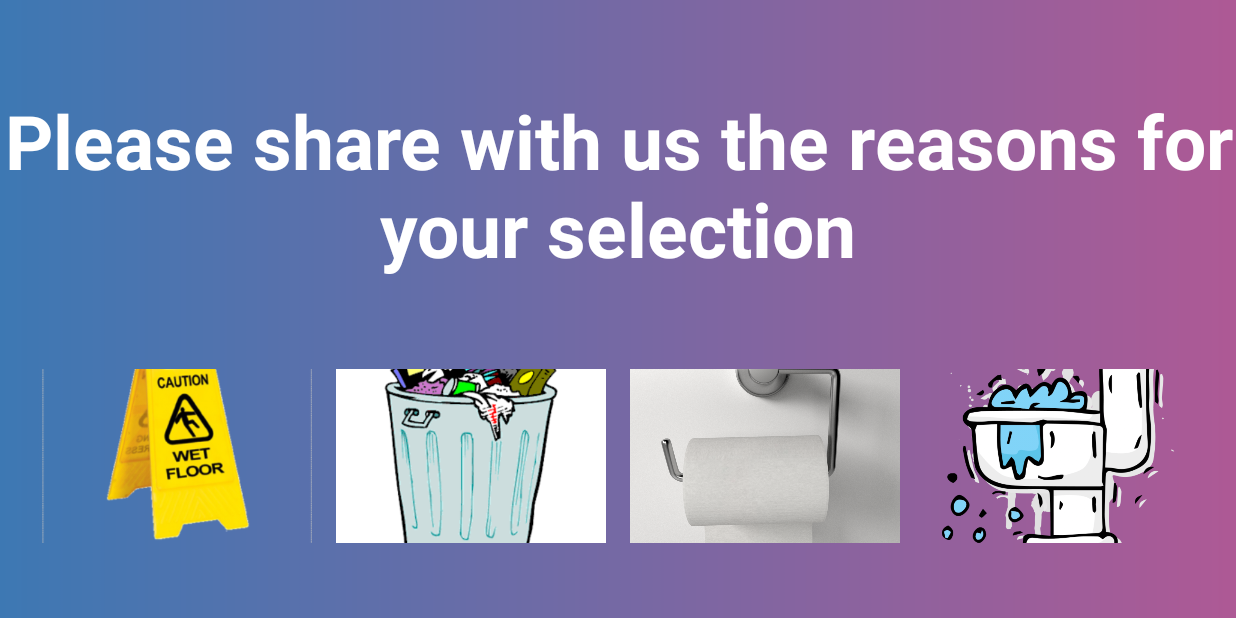
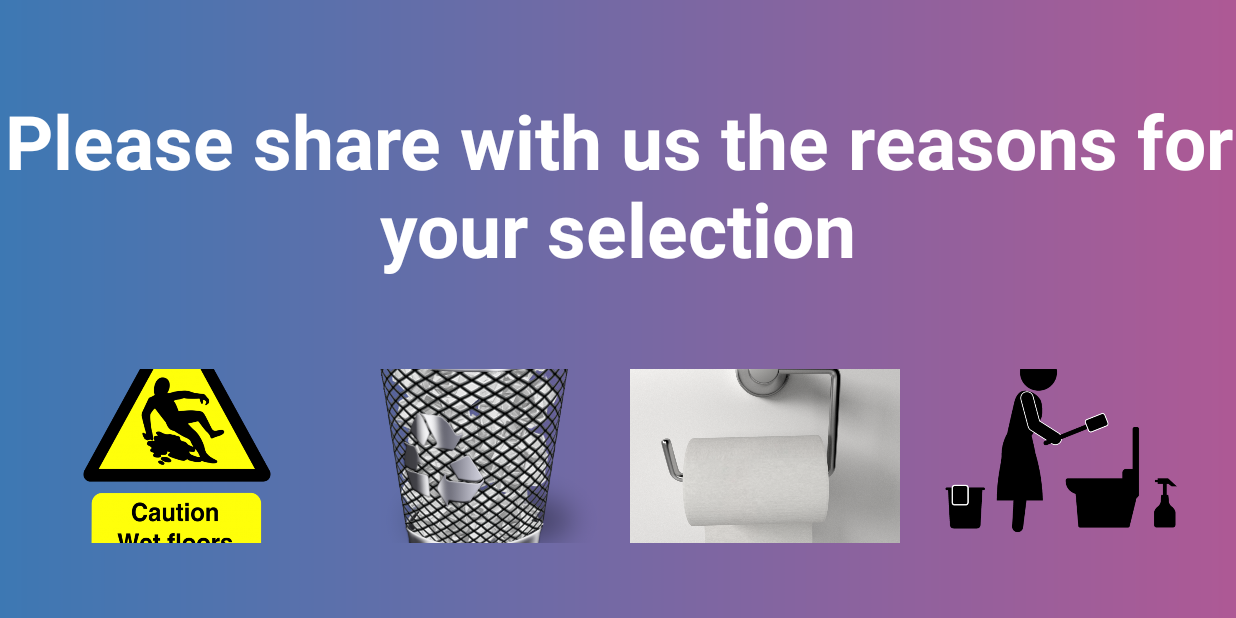
Before and after one commit to xuanphu262/FeedbackSystem, an Android app: the SubmitReasonActivity screen opened directly, with no data from a screen before it, on a phone screen of 824 x 412 dp (held sideways). Run offline under Robolectric (Android 15) with nearby library versions, the phone set to English and light mode, and no system bars.

Commit message:
- Add icon for feedback app

```diff
--- a/FeedbackSystemApp/app/src/main/res/layout/activity_submit_reason.xml
+++ b/FeedbackSystemApp/app/src/main/res/layout/activity_submit_reason.xml
@@ -124,7 +124,7 @@
                     android:id="@+id/btn_dirtyToilet"
                     android:layout_width="180dp"
                     android:layout_height="180dp"
-                    android:src="@drawable/ic_toilet_dirty" />
+                    android:src="@drawable/ic_toilet_dirty2" />
 
                 <TextView
                     android:layout_width="wrap_content"
```
Also changed, not shown: FeedbackSystemApp/app/src/main/res/drawable/ic_toilet_dirty2.png (added), FeedbackSystemApp/app/src/main/res/drawable/ic_trash.png, FeedbackSystemApp/app/src/main/res/drawable/ic_wet_floor.png.
